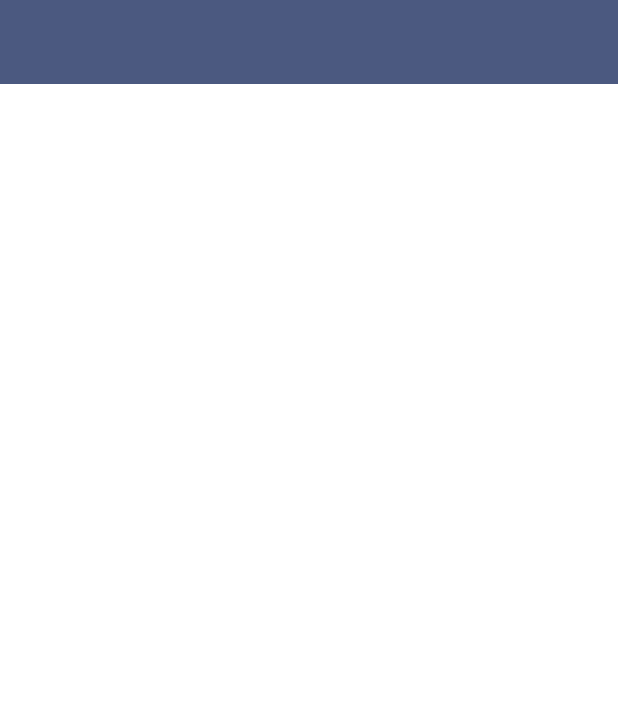
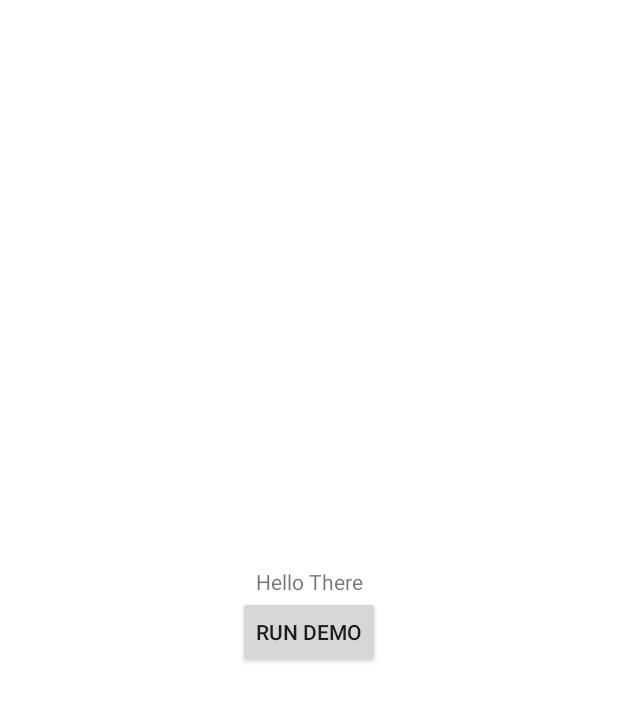
Before and after one commit to BrettFX/ChatViewDemo, an Android app: the screen it shows after launch (MainActivity), on a phone screen of 412 x 824 dp. Shown: the top 701 px of the screen. Run offline under Robolectric (Android 15) with nearby library versions, the phone set to English and light mode, and no system bars.

```diff
--- a/app/build.gradle
+++ b/app/build.gradle
@@ -27,6 +27,9 @@ dependencies {
     androidTestImplementation 'androidx.test.ext:junit:1.1.0'
     androidTestImplementation 'androidx.test.espresso:espresso-core:3.1.1'
     implementation 'androidx.recyclerview:recyclerview:1.1.0'
+    implementation 'com.android.support:appcompat-v7:28.0.0'
+    implementation 'com.android.support:design:28.0.0'
     implementation 'uk.co.chrisjenx:calligraphy:2.2.0'
-    implementation 'com.android.support:design:28.0.0'
+    implementation 'com.android.support:support-v4:28.0.0'
+    implementation 'com.google.android.material:material:1.0.0'
 }
--- a/app/src/main/AndroidManifest.xml
+++ b/app/src/main/AndroidManifest.xml
@@ -16,6 +16,9 @@
                 <category android:name="android.intent.category.LAUNCHER" />
             </intent-filter>
         </activity>
+        <activity
+            android:name=".Conversation"
+            android:theme="@style/AppTheme.Trans"></activity>
     </application>
 
 </manifest>
--- a/app/src/main/res/layout/activity_main.xml
+++ b/app/src/main/res/layout/activity_main.xml
@@ -1,5 +1,6 @@
 <?xml version="1.0" encoding="utf-8"?>
-<android.support.v4.widget.DrawerLayout xmlns:android="http://schemas.android.com/apk/res/android"
+<RelativeLayout
+    xmlns:android="http://schemas.android.com/apk/res/android"
     xmlns:app="http://schemas.android.com/apk/res-auto"
     xmlns:tools="http://schemas.android.com/tools"
     android:id="@+id/drawer_layout"
@@ -7,43 +8,34 @@
     android:layout_height="match_parent"
     android:fitsSystemWindows="true"
     tools:openDrawer="start">
-    <include
-        layout="@layout/app_bar_main"
+
+    <LinearLayout
         android:layout_width="match_parent"
-        android:layout_height="match_parent" />
-    <android.support.design.widget.NavigationView
-        android:id="@+id/navigation_drawer_container"
-        android:layout_width="wrap_content"
         android:layout_height="match_parent"
-        android:layout_gravity="start"
-        android:fitsSystemWindows="true">
+        android:orientation="vertical"
+        android:gravity="center">
 
-        <android.support.design.widget.NavigationView
-            android:id="@+id/nav_view"
-            android:layout_width="wrap_content"
-            android:layout_height="match_parent"
-            app:headerLayout="@layout/nav_header_main"
-            app:menu="@menu/menu_drawer"
-            android:background="@color/colorPurpleDark"
-            app:itemIconTint="@color/navColor"
-            app:itemTextAppearance="@style/Light"
-            app:itemTextColor="@color/navColor"
-            android:layout_gravity="top"/>
+        <TextView
+            android:layout_width="match_parent"
+            android:layout_height="wrap_content"
+            android:text="Hello There"
+            android:gravity="center">
 
-        <android.support.design.widget.NavigationView
-            android:id="@+id/nav_view_bottom"
+        </TextView>
+
+        <Button
             android:layout_width="wrap_content"
             android:layout_height="wrap_content"
-            app:menu="@menu/menu_drawer_bottom"
-            android:background="@color/colorPurpleDark"
-            app:itemIconTint="@color/navColor"
-            app:itemTextAppearance="@style/Light"
-            app:itemTextColor="@color/navColor"
-            android:layout_gravity="bottom"/>
+            android:text="Run demo"
+            android:layout_gravity="center"
+            android:onClick="runDemo">
 
+        </Button>
 
-    </android.support.design.widget.NavigationView>
+    </LinearLayout>
 
 
 
-</android.support.v4.widget.DrawerLayout>
+
+
+</RelativeLayout>
--- a/app/src/main/res/layout/app_bar_main.xml
+++ b/app/src/main/res/layout/app_bar_main.xml
@@ -1,19 +1,19 @@
 <?xml version="1.0" encoding="utf-8"?>
-<android.support.design.widget.CoordinatorLayout xmlns:android="http://schemas.android.com/apk/res/android"
+<androidx.coordinatorlayout.widget.CoordinatorLayout xmlns:android="http://schemas.android.com/apk/res/android"
     xmlns:app="http://schemas.android.com/apk/res-auto"
     xmlns:tools="http://schemas.android.com/tools"
     android:layout_width="match_parent"
     android:layout_height="match_parent"
     android:fitsSystemWindows="true"
-    tools:context="com.uiresource.messenger.MainActivity">
+    tools:context="io.github.brettfx.chatviewdemo.MainActivity">
 
-    <android.support.design.widget.AppBarLayout
+    <com.google.android.material.appbar.AppBarLayout
         android:layout_width="match_parent"
         android:layout_height="?actionBarSize"
         app:elevation="0dp">
         <include
             android:id="@+id/toolbar"
             layout="@layout/toolbar"/>
-    </android.support.design.widget.AppBarLayout>
+    </com.google.android.material.appbar.AppBarLayout>
     <include layout="@layout/content_main" />
-</android.support.design.widget.CoordinatorLayout>
+</androidx.coordinatorlayout.widget.CoordinatorLayout>
--- a/app/src/main/res/layout/content_conversation.xml
+++ b/app/src/main/res/layout/content_conversation.xml
@@ -61,7 +61,7 @@
         </RelativeLayout>
     </RelativeLayout>
 
-    <android.support.v7.widget.RecyclerView
+    <androidx.recyclerview.widget.RecyclerView
         android:id="@+id/recyclerView"
         android:layout_width="match_parent"
         android:layout_height="match_parent"
--- a/app/src/main/res/layout/toolbar.xml
+++ b/app/src/main/res/layout/toolbar.xml
@@ -1,5 +1,6 @@
 <?xml version="1.0" encoding="utf-8"?>
-<android.support.v7.widget.Toolbar xmlns:android="http://schemas.android.com/apk/res/android"
+<androidx.appcompat.widget.Toolbar
+    xmlns:android="http://schemas.android.com/apk/res/android"
     xmlns:app="http://schemas.android.com/apk/res-auto"
     android:orientation="vertical"
     android:layout_width="match_parent"
@@ -21,4 +22,4 @@
         android:textSize="@dimen/h1"
         android:textColor="@android:color/white"
         android:textAppearance="@style/Light"/>
-</android.support.v7.widget.Toolbar>
+</androidx.appcompat.widget.Toolbar>
```
Also changed, not shown: app/src/main/java/io/github/brettfx/chatviewdemo/Conversation.java (+9 -1 lines), app/src/main/java/io/github/brettfx/chatviewdemo/MainActivity.java (+7 -0 lines), app/src/main/res/layout/activity_conversation.xml (+6 -5 lines).
